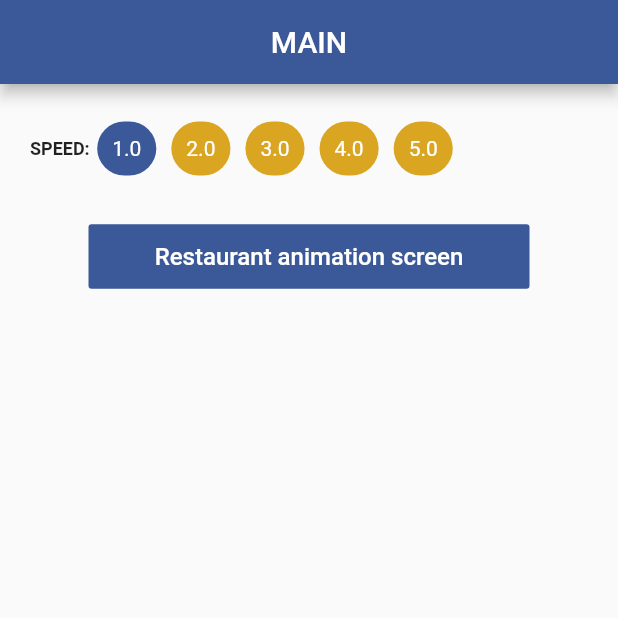
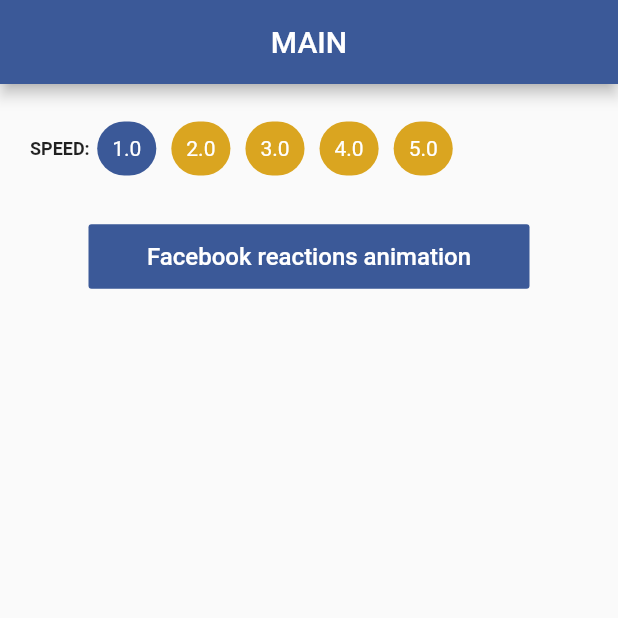
Before and after one commit to duytq94/flutter-fb-reactions-animation, a Flutter app: the screen it shows after launch, on a phone screen of 412 x 824 dp, the top half of it. Run offline on Flutter 3.47's test engine with Material 2 defaults, Android fonts, the phone set to English and light mode, and no system bars; missing offline and left inert: audioplayer.

Commit message:
Update main.dart

```diff
--- a/lib/main.dart
+++ b/lib/main.dart
@@ -147,7 +147,7 @@ class MainScreenState extends State<MainScreen> {
           new Container(
             height: 15.0,
           ),
-          buildButton(context, 'Restaurant animation screen', new FbReactionBox())
+          buildButton(context, 'Facebook reactions animation', new FbReactionBox())
         ],
       )),
     );
```
